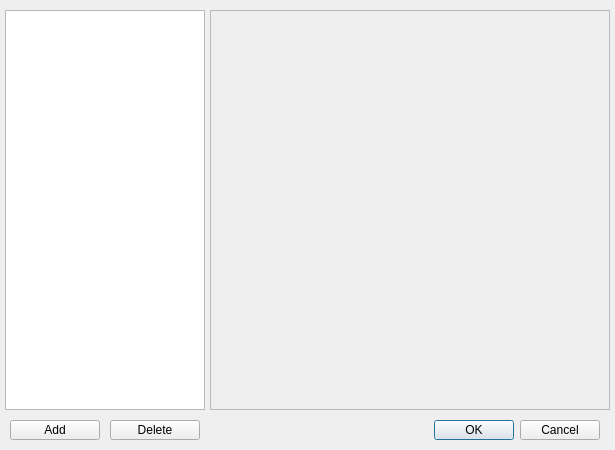
First picture: the form in FormTextureList.ui, repository AndreyTulyakov/LightRabbit-Clipsed, before the edit.
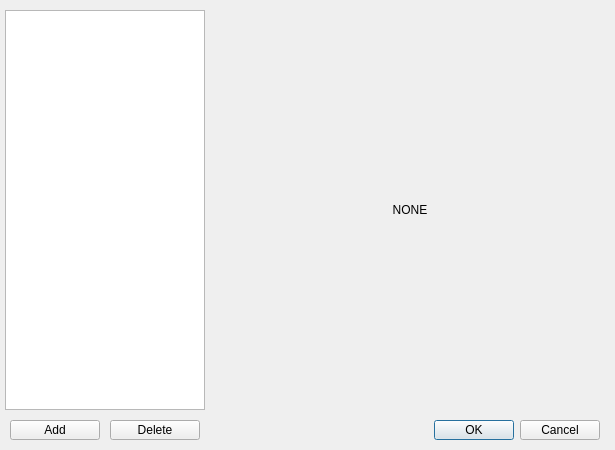
Second picture: the form after the edit.

```diff
--- a/FormTextureList.ui
+++ b/FormTextureList.ui
@@ -52,23 +52,7 @@
     <string>Add</string>
    </property>
   </widget>
-  <widget class="QFrame" name="frame">
-   <property name="geometry">
-    <rect>
-     <x>210</x>
-     <y>10</y>
-     <width>400</width>
-     <height>400</height>
-    </rect>
-   </property>
-   <property name="frameShape">
-    <enum>QFrame::StyledPanel</enum>
-   </property>
-   <property name="frameShadow">
-    <enum>QFrame::Raised</enum>
-   </property>
-  </widget>
-  <widget class="QPushButton" name="pushButton_2">
+  <widget class="QPushButton" name="pushButtonDelete">
    <property name="geometry">
     <rect>
      <x>110</x>
@@ -81,6 +65,101 @@
     <string>Delete</string>
    </property>
   </widget>
+  <widget class="QListWidget" name="listWidget">
+   <property name="geometry">
+    <rect>
+     <x>5</x>
+     <y>10</y>
+     <width>200</width>
+     <height>400</height>
+    </rect>
+   </property>
+  </widget>
+  <widget class="QLabel" name="label">
+   <property name="geometry">
+    <rect>
+     <x>210</x>
+     <y>10</y>
+     <width>400</width>
+     <height>400</height>
+    </rect>
+   </property>
+   <property name="palette">
+    <palette>
+     <active>
+      <colorrole role="Base">
+       <brush brushstyle="SolidPattern">
+        <color alpha="255">
+         <red>255</red>
+         <green>255</green>
+         <blue>255</blue>
+        </color>
+       </brush>
+      </colorrole>
+      <colorrole role="Window">
+       <brush brushstyle="SolidPattern">
+        <color alpha="255">
+         <red>167</red>
+         <green>167</green>
+         <blue>214</blue>
+        </color>
+       </brush>
+      </colorrole>
+     </active>
+     <inactive>
+      <colorrole role="Base">
+       <brush brushstyle="SolidPattern">
+        <color alpha="255">
+         <red>255</red>
+         <green>255</green>
+         <blue>255</blue>
+        </color>
+       </brush>
+      </colorrole>
+      <colorrole role="Window">
+       <brush brushstyle="SolidPattern">
+        <color alpha="255">
+         <red>167</red>
+         <green>167</green>
+         <blue>214</blue>
+        </color>
+       </brush>
+      </colorrole>
+     </inactive>
+     <disabled>
+      <colorrole role="Base">
+       <brush brushstyle="SolidPattern">
+        <color alpha="255">
+         <red>167</red>
+         <green>167</green>
+         <blue>214</blue>
+        </color>
+       </brush>
+      </colorrole>
+      <colorrole role="Window">
+       <brush brushstyle="SolidPattern">
+        <color alpha="255">
+         <red>167</red>
+         <green>167</green>
+         <blue>214</blue>
+        </color>
+       </brush>
+      </colorrole>
+     </disabled>
+    </palette>
+   </property>
+   <property name="text">
+    <string>NONE</string>
+   </property>
+   <property name="alignment">
+    <set>Qt::AlignCenter</set>
+   </property>
+  </widget>
+  <zorder>label</zorder>
+  <zorder>buttonBox</zorder>
+  <zorder>pushButtonAdd</zorder>
+  <zorder>pushButtonDelete</zorder>
+  <zorder>listWidget</zorder>
  </widget>
  <resources/>
  <connections>
```
Left out of the diff: 12 changed lines with no effect on the pictures.
